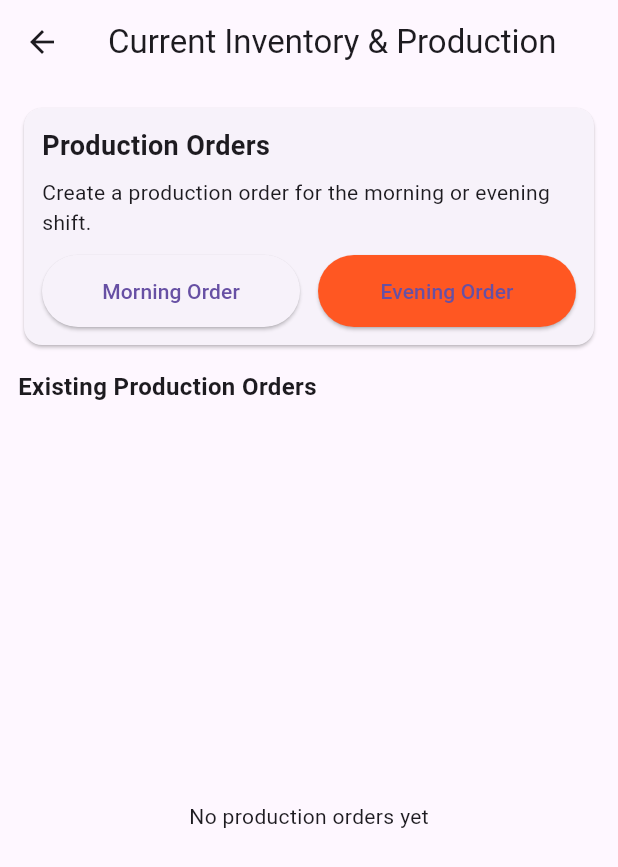
After one commit to jy23aau/food_doc_2_1, a Flutter app: the screen it shows after launch, scrolled down 272 dp, after a tap on "Current Inventory", on a phone screen of 412 x 824 dp. The commit adds this screen. Shown: the top 867 px of the screen. Run offline on Flutter 3.47's test engine with Material 3 defaults, Android fonts, the phone set to English and light mode, and no system bars; our stand-ins replace cloud_firestore, firebase_auth, firebase_core, firebase_messaging, firebase_storage, flutter_local_notifications and 5 more; missing offline and left inert: google_mlkit_text_recognition; accounts and stored records are empty; network calls fail.

Commit message:
Feature: Add Current Inventory screen with Production Orders (Morning & Evening)
- New CurrentInventoryScreen for inventory and production orders
- Morning/Evening order buttons create production_order records in Hive
- Orders listed newest-first in the screen

```diff
--- a/lib/screens/dashboard.dart
+++ b/lib/screens/dashboard.dart
@@ -2,6 +2,7 @@ import 'package:flutter/material.dart';
 import '../widgets/big_button.dart';
 import 'fridge_check.dart';
 import 'invoice_upload.dart';
+import 'inventory_screen.dart';
 import 'sync.dart';
 import 'oven_logs.dart';
 import 'allergen_plan.dart';
@@ -85,6 +86,16 @@ class DashboardScreen extends StatelessWidget {
                     ),
                   ),
                   BigButton(
+                    label: 'Current Inventory',
+                    icon: Icons.inventory,
+                    onPressed: () => Navigator.push(
+                      context,
+                      MaterialPageRoute(
+                        builder: (_) => const CurrentInventoryScreen(),
+                      ),
+                    ),
+                  ),
+                  BigButton(
                     label: 'Reports / Email',
                     icon: Icons.email,
                     onPressed: () {},
--- /dev/null
+++ b/lib/screens/inventory_screen.dart
@@ -0,0 +1,124 @@
+import 'package:flutter/material.dart';
+import '../services/storage.dart';
+
+class CurrentInventoryScreen extends StatefulWidget {
+  const CurrentInventoryScreen({super.key});
+
+  @override
+  State<CurrentInventoryScreen> createState() => _CurrentInventoryScreenState();
+}
+
+class _CurrentInventoryScreenState extends State<CurrentInventoryScreen> {
+  bool _isCreating = false;
+
+  Future<void> _createProductionOrder(String shift) async {
+    setState(() => _isCreating = true);
+    final record = {
+      'type': 'production_order',
+      'shift': shift,
+      'timestamp': DateTime.now().toIso8601String(),
+      'items': <Map<String, dynamic>>[],
+    };
+
+    await StorageService().saveRecord(
+      'prod_${DateTime.now().millisecondsSinceEpoch}',
+      record,
+    );
+
+    setState(() => _isCreating = false);
+
+    if (mounted) {
+      ScaffoldMessenger.of(context).showSnackBar(
+        SnackBar(content: Text('$shift production order created')),
+      );
+    }
+  }
+
+  List<Map<String, dynamic>> _loadOrders() {
+    final all = StorageService().queryRecords(type: 'production_order');
+    all.sort((a, b) {
+      final ta = DateTime.tryParse(a['timestamp'] as String? ?? '') ?? DateTime(1970);
+      final tb = DateTime.tryParse(b['timestamp'] as String? ?? '') ?? DateTime(1970);
+      return tb.compareTo(ta);
+    });
+    return all;
+  }
+
+  @override
+  Widget build(BuildContext context) {
+    final orders = _loadOrders();
+
+    return Scaffold(
+      appBar: AppBar(title: const Text('Current Inventory & Production')),
+      body: Padding(
+        padding: const EdgeInsets.all(12.0),
+        child: Column(
+          crossAxisAlignment: CrossAxisAlignment.stretch,
+          children: [
+            Card(
+              child: Padding(
+                padding: const EdgeInsets.all(12.0),
+                child: Column(
+                  crossAxisAlignment: CrossAxisAlignment.stretch,
+                  children: [
+                    const Text('Production Orders', style: TextStyle(fontSize: 18, fontWeight: FontWeight.bold)),
+                    const SizedBox(height: 8),
+                    const Text('Create a production order for the morning or evening shift.'),
+                    const SizedBox(height: 12),
+                    Row(
+                      children: [
+                        Expanded(
+                          child: ElevatedButton(
+                            onPressed: _isCreating ? null : () => _createProductionOrder('Morning'),
+                            child: const Padding(
+                              padding: EdgeInsets.symmetric(vertical: 14.0),
+                              child: Text('Morning Order'),
+                            ),
+                          ),
+                        ),
+                        const SizedBox(width: 12),
+                        Expanded(
+                          child: ElevatedButton(
+                            onPressed: _isCreating ? null : () => _createProductionOrder('Evening'),
+                            style: ElevatedButton.styleFrom(backgroundColor: Colors.deepOrange),
+                            child: const Padding(
+                              padding: EdgeInsets.symmetric(vertical: 14.0),
+                              child: Text('Evening Order'),
+                            ),
+                          ),
+                        ),
+                      ],
+                    ),
+                  ],
+                ),
+              ),
+            ),
+            const SizedBox(height: 12),
+            const Text('Existing Production Orders', style: TextStyle(fontSize: 16, fontWeight: FontWeight.bold)),
+            const SizedBox(height: 8),
+            Expanded(
+              child: orders.isEmpty
+                  ? const Center(child: Text('No production orders yet'))
+                  : ListView.builder(
+                      itemCount: orders.length,
+                      itemBuilder: (context, index) {
+                        final o = orders[index];
+                        final shift = o['shift'] ?? 'Unknown';
+                        final ts = o['timestamp'] ?? '';
+                        return Card(
+                          margin: const EdgeInsets.symmetric(vertical: 6),
+                          child: ListTile(
+                            title: Text('$shift production'),
+                            subtitle: Text(ts.toString()),
+                            trailing: const Icon(Icons.chevron_right),
+                          ),
+                        );
+                      },
+                    ),
+            ),
+          ],
+        ),
+      ),
+    );
+  }
+}
```
